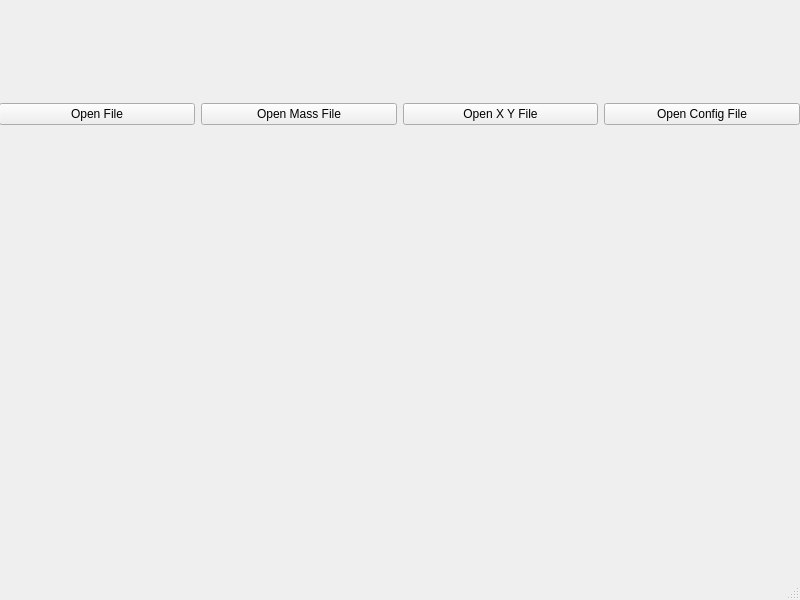
Before: the Qt Designer form karlie/view/app.ui in abdullahsumbal/data-analysis, drawn with Qt 5.
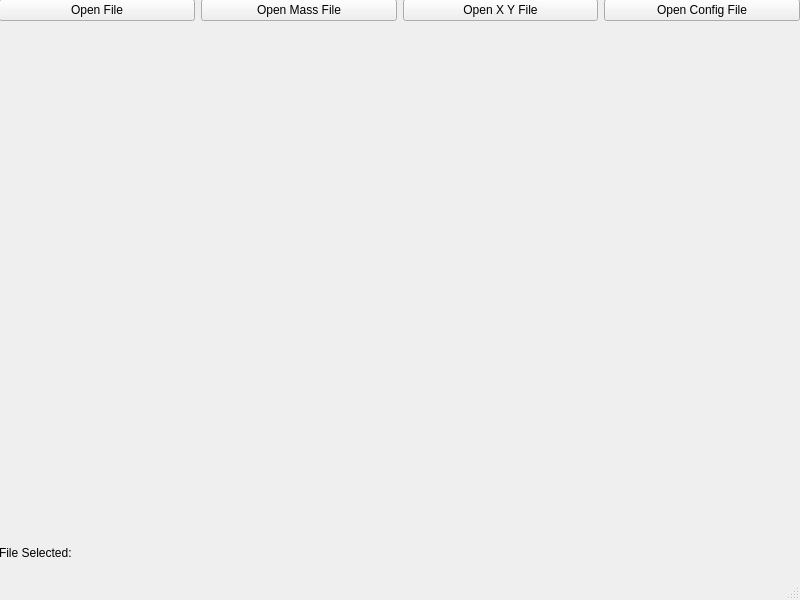
After: the same form once the commit is applied.

```diff
--- a/karlie/view/app.ui
+++ b/karlie/view/app.ui
@@ -2,6 +2,9 @@
 <ui version="4.0">
  <class>MainWindow</class>
  <widget class="QMainWindow" name="MainWindow">
+  <property name="windowModality">
+   <enum>Qt::NonModal</enum>
+  </property>
   <property name="geometry">
    <rect>
     <x>0</x>
@@ -11,7 +14,7 @@
    </rect>
   </property>
   <property name="windowTitle">
-   <string>MainWindow</string>
+   <string>Karlie's Application</string>
   </property>
   <widget class="QWidget" name="centralwidget">
    <widget class="QWidget" name="gridLayoutWidget">
@@ -20,14 +23,17 @@
       <x>-1</x>
       <y>-1</y>
       <width>801</width>
-      <height>231</height>
+      <height>561</height>
      </rect>
     </property>
     <layout class="QGridLayout" name="gridLayout">
-     <item row="0" column="2">
-      <widget class="QPushButton" name="pushButton_3">
+     <property name="sizeConstraint">
+      <enum>QLayout::SetNoConstraint</enum>
+     </property>
+     <item row="0" column="3">
+      <widget class="QPushButton" name="pushButton_4">
        <property name="text">
-        <string>Open X Y File</string>
+        <string>Open Config File</string>
        </property>
       </widget>
      </item>
@@ -38,17 +44,40 @@
        </property>
       </widget>
      </item>
+     <item row="0" column="2">
+      <widget class="QPushButton" name="pushButton_3">
+       <property name="text">
+        <string>Open X Y File</string>
+       </property>
+      </widget>
+     </item>
      <item row="0" column="0">
       <widget class="QPushButton" name="medusa_file_button">
+       <property name="autoFillBackground">
+        <bool>false</bool>
+       </property>
        <property name="text">
         <string>Open File</string>
        </property>
       </widget>
      </item>
-     <item row="0" column="3">
-      <widget class="QPushButton" name="pushButton_4">
+     <item row="1" column="0">
+      <spacer name="verticalSpacer">
+       <property name="orientation">
+        <enum>Qt::Vertical</enum>
+       </property>
+       <property name="sizeHint" stdset="0">
+        <size>
+         <width>20</width>
+         <height>40</height>
+        </size>
+       </property>
+      </spacer>
+     </item>
+     <item row="2" column="0" colspan="4">
+      <widget class="QLabel" name="label">
        <property name="text">
-        <string>Open Config File</string>
+        <string>File Selected:</string>
        </property>
       </widget>
      </item>
```
